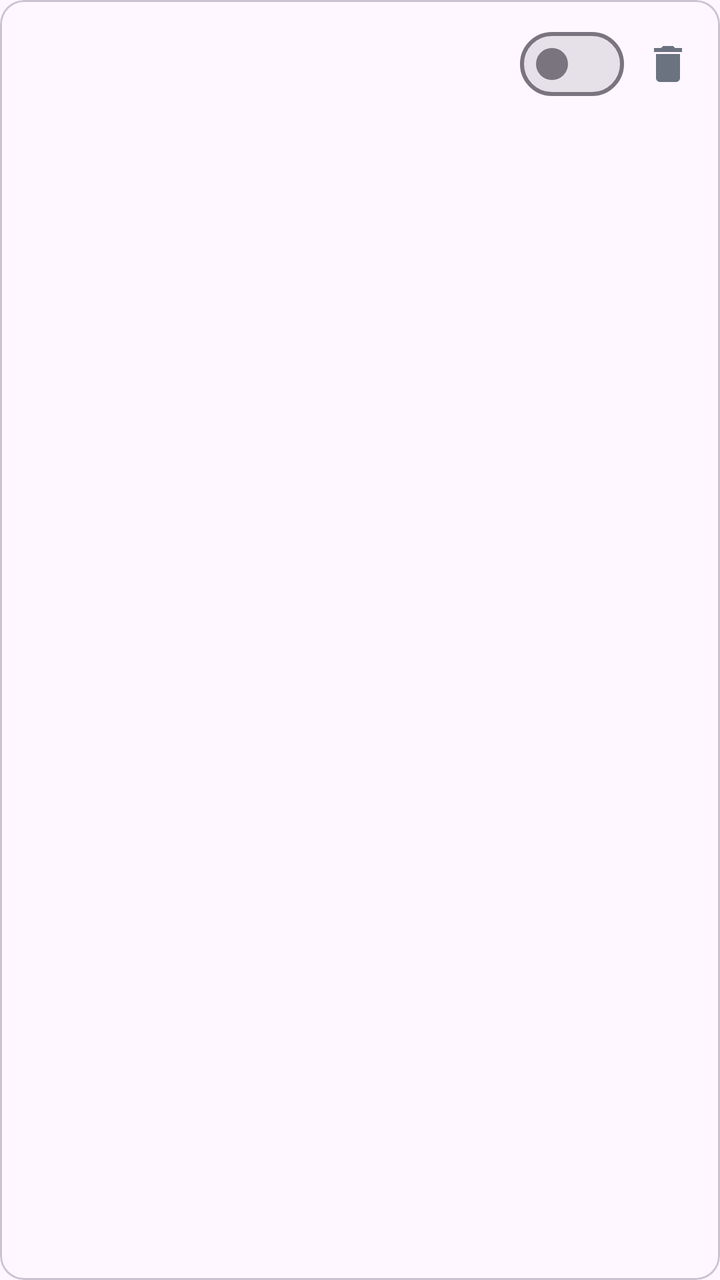
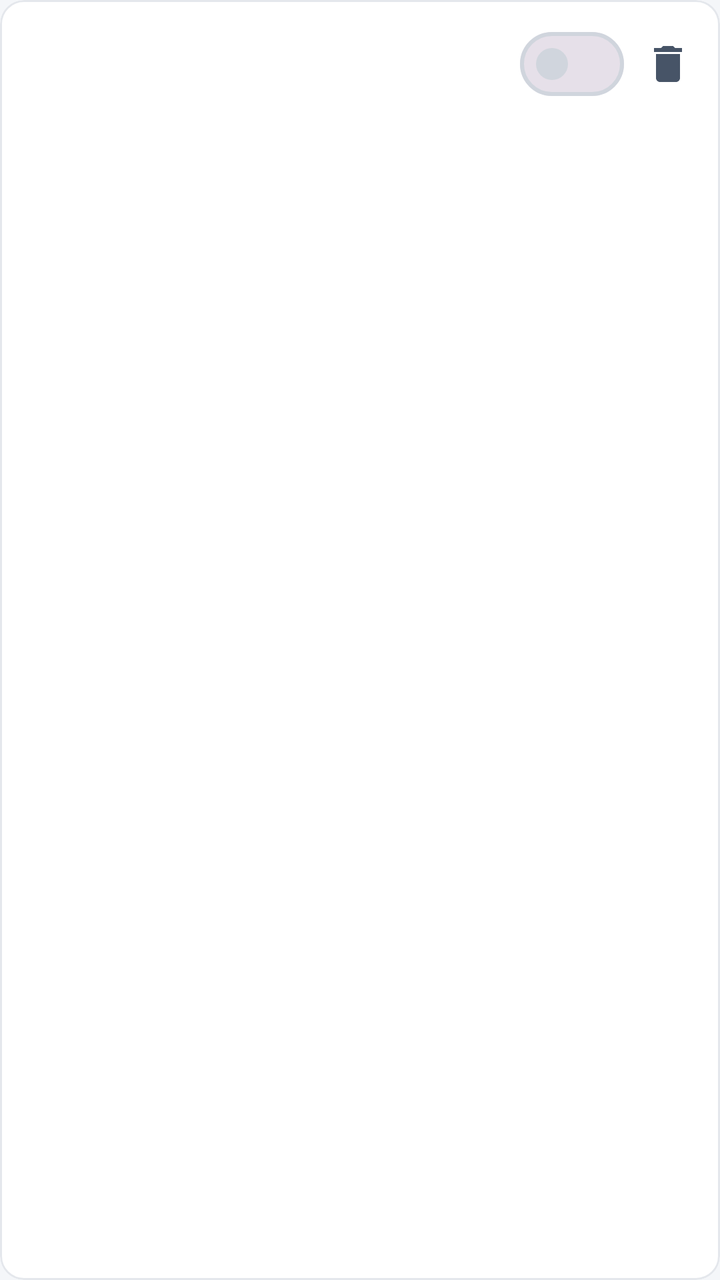

Before-and-after screenshots of an Android layout around one commit, followed by the original layout XML and the change that was made.
<!-- AndroidManifest.xml: application theme Theme.PKotlinApp -->
<!-- res/layout/item_rule.xml -->
<?xml version="1.0" encoding="utf-8"?>
<com.google.android.material.card.MaterialCardView xmlns:android="http://schemas.android.com/apk/res/android"
    xmlns:app="http://schemas.android.com/apk/res-auto"
    android:layout_width="match_parent"
    android:layout_height="wrap_content"
    android:layout_marginBottom="8dp"
    app:cardCornerRadius="12dp"
    app:cardElevation="0dp">

    <LinearLayout
        android:layout_width="match_parent"
        android:layout_height="wrap_content"
        android:gravity="center_vertical"
        android:orientation="horizontal"
        android:paddingStart="14dp"
        android:paddingTop="8dp"
        android:paddingEnd="4dp"
        android:paddingBottom="8dp">

        <LinearLayout
            android:layout_width="0dp"
            android:layout_height="wrap_content"
            android:layout_weight="1"
            android:orientation="vertical">

            <TextView
                android:id="@+id/ruleTitle"
                android:layout_width="match_parent"
                android:layout_height="wrap_content"
                android:textAppearance="?attr/textAppearanceTitleSmall" />

            <TextView
                android:id="@+id/ruleDetail"
                android:layout_width="match_parent"
                android:layout_height="wrap_content"
                android:layout_marginTop="2dp"
                android:textAppearance="?attr/textAppearanceBodySmall"
                android:textColor="@color/text_secondary" />
        </LinearLayout>

        <com.google.android.material.materialswitch.MaterialSwitch
            android:id="@+id/ruleSwitch"
            android:layout_width="wrap_content"
            android:layout_height="wrap_content" />

        <ImageButton
            android:id="@+id/deleteRuleButton"
            android:layout_width="44dp"
            android:layout_height="44dp"
            android:background="?attr/selectableItemBackgroundBorderless"
            android:contentDescription="@string/action_delete"
            android:src="@drawable/ic_delete"
            app:tint="@color/text_secondary" />

    </LinearLayout>

</com.google.android.material.card.MaterialCardView>
<!-- resources referenced by this layout -->
<resources>
  <color name="text_secondary">#6B7280</color>
  <style name="Theme.PKotlinApp" parent="Theme.Material3.DayNight.NoActionBar">
          <item name="android:windowBackground">?attr/colorSurface</item>
      </style>
  <!-- unchanged entries left out for length: 2 -->
</resources>

<!-- the commit's change to res/layout/item_rule.xml (unified diff, before → after) -->
@@ -1,5 +1,6 @@
 <?xml version="1.0" encoding="utf-8"?>
-<com.google.android.material.card.MaterialCardView xmlns:android="http://schemas.android.com/apk/res/android"
+<com.google.android.material.card.MaterialCardView
+    style="@style/Widget.App.Card" xmlns:android="http://schemas.android.com/apk/res/android"
     xmlns:app="http://schemas.android.com/apk/res-auto"
     android:layout_width="match_parent"
     android:layout_height="wrap_content"
@@ -27,14 +28,14 @@
                 android:id="@+id/ruleTitle"
                 android:layout_width="match_parent"
                 android:layout_height="wrap_content"
-                android:textAppearance="?attr/textAppearanceTitleSmall" />
+                android:textAppearance="@style/TextAppearance.App.Callout" />
 
             <TextView
                 android:id="@+id/ruleDetail"
                 android:layout_width="match_parent"
                 android:layout_height="wrap_content"
                 android:layout_marginTop="2dp"
-                android:textAppearance="?attr/textAppearanceBodySmall"
+                android:textAppearance="@style/TextAppearance.App.Caption"
                 android:textColor="@color/text_secondary" />
         </LinearLayout>
 
<!-- resource entries referenced after the edit -->
@@ -1,8 +1,123 @@
 <!-- resources referenced by this layout -->
 <resources>
-  <color name="text_secondary">#6B7280</color>
+  <color name="text_secondary">#475467</color>
+  <style name="TextAppearance.App.Callout" parent="@android:style/TextAppearance">
+          <item name="android:textSize">15sp</item>
+          <item name="android:textColor">@color/text_primary</item>
+          <item name="android:fontFamily">sans-serif-medium</item>
+          <item name="android:lineSpacingExtra">6dp</item>
+          <item name="android:lineSpacingMultiplier">1.0</item>
+      </style>
+  <style name="TextAppearance.App.Caption" parent="@android:style/TextAppearance">
+          <item name="android:textSize">13sp</item>
+          <item name="android:textColor">@color/text_secondary</item>
+          <item name="android:fontFamily">sans-serif</item>
+          <item name="android:lineSpacingExtra">5dp</item>
+          <item name="android:lineSpacingMultiplier">1.0</item>
+      </style>
+  <style name="Widget.App.Card" parent="Widget.Material3.CardView.Outlined">
+          <item name="cardBackgroundColor">@color/surface</item>
+          <item name="strokeColor">@color/divider</item>
+          <item name="strokeWidth">@dimen/stroke_1</item>
+          <item name="cardCornerRadius">@dimen/radius_12</item>
+          <item name="cardElevation">@dimen/elevation_0</item>
+          <item name="android:stateListAnimator">@null</item>
+          <item name="rippleColor">@color/overlay_pressed</item>
+      </style>
   <style name="Theme.PKotlinApp" parent="Theme.Material3.DayNight.NoActionBar">
-          <item name="android:windowBackground">?attr/colorSurface</item>
+          <item name="android:windowBackground">@color/canvas</item>
+          <item name="android:statusBarColor">@android:color/transparent</item>
+          <item name="android:navigationBarColor">@color/canvas</item>
+          <item name="android:colorAccent">@color/primary</item>
+  
+          <item name="colorPrimary">@color/primary</item>
+          <item name="colorOnPrimary">@color/on_primary</item>
+          <item name="colorPrimaryContainer">@color/chart_band</item>
+          <item name="colorOnPrimaryContainer">@color/primary_text</item>
+          <item name="colorSecondary">@color/primary</item>
+          <item name="colorOnSecondary">@color/on_primary</item>
+          <item name="colorSurface">@color/surface</item>
+          <item name="colorSurfaceVariant">@color/surface_sunken</item>
+          <item name="colorOnSurface">@color/text_primary</item>
+          <item name="colorOnSurfaceVariant">@color/text_secondary</item>
+          <item name="colorOutline">@color/border</item>
+          <item name="colorError">@color/danger</item>
+          <item name="colorErrorContainer">@color/danger_bg</item>
+          <item name="colorOnErrorContainer">@color/danger</item>
+          <item name="android:textColorPrimary">@color/text_primary</item>
+          <item name="android:textColorSecondary">@color/text_secondary</item>
+          <item name="android:textColorHint">@color/text_tertiary</item>
+  
+          <item name="materialButtonStyle">@style/Widget.App.Button.Primary</item>
+          <item name="materialButtonOutlinedStyle">@style/Widget.App.Button.Secondary</item>
+          <item name="materialCardViewStyle">@style/Widget.App.Card</item>
+          <item name="chipStyle">@style/Widget.App.Chip</item>
+      </style>
+  <color name="text_primary">#101828</color>
+  <color name="surface">#FFFFFF</color>
+  <color name="divider">#E4E7EC</color>
+  <dimen name="stroke_1">1dp</dimen>
+  <dimen name="radius_12">12dp</dimen>
+  <dimen name="elevation_0">0dp</dimen>
+  <color name="overlay_pressed">#0F101828</color>
+  <color name="canvas">#F4F6F9</color>
+  <color name="primary">#175CD3</color>
+  <color name="on_primary">#FFFFFF</color>
+  <color name="chart_band">#E8EFFB</color>
+  <color name="primary_text">#175CD3</color>
+  <color name="surface_sunken">#EEF1F5</color>
+  <color name="border">#D0D5DD</color>
+  <color name="danger">#B42318</color>
+  <color name="danger_bg">#FEF3F2</color>
+  <color name="text_tertiary">#667085</color>
+  <style name="Widget.App.Button.Primary" parent="Widget.Material3.Button">
+          <item name="android:minHeight">@dimen/button_h</item>
+          <item name="android:insetTop">0dp</item>
+          <item name="android:insetBottom">0dp</item>
+          <item name="android:elevation">0dp</item>
+          <item name="android:textAppearance">@style/TextAppearance.App.Button</item>
+          <item name="backgroundTint">@color/btn_primary_bg</item>
+          <item name="android:textColor">@color/btn_primary_text</item>
+          <item name="cornerRadius">@dimen/radius_12</item>
+          <item name="rippleColor">@color/overlay_pressed</item>
+      </style>
+  <style name="Widget.App.Button.Secondary" parent="Widget.Material3.Button.OutlinedButton">
+          <item name="android:minHeight">@dimen/button_h</item>
+          <item name="android:insetTop">0dp</item>
+          <item name="android:insetBottom">0dp</item>
+          <item name="android:elevation">0dp</item>
+          <item name="android:textAppearance">@style/TextAppearance.App.Button</item>
+          <item name="backgroundTint">@android:color/transparent</item>
+          <item name="android:textColor">@color/btn_secondary_text</item>
+          <item name="strokeColor">@color/border_strong</item>
+          <item name="strokeWidth">@dimen/stroke_1</item>
+          <item name="cornerRadius">@dimen/radius_12</item>
+          <item name="rippleColor">@color/overlay_pressed</item>
+      </style>
+  <style name="Widget.App.Chip" parent="Widget.Material3.Chip.Filter">
+          <item name="chipBackgroundColor">@color/chip_bg</item>
+          <item name="chipStrokeColor">@color/chip_stroke</item>
+          <item name="chipStrokeWidth">@dimen/stroke_1</item>
+          <item name="android:textAppearance">@style/TextAppearance.App.Caption</item>
+          <item name="android:textColor">@color/chip_text</item>
+          <item name="chipMinHeight">@dimen/chip_h</item>
+          <item name="chipCornerRadius">@dimen/radius_pill</item>
+          <item name="checkedIconVisible">false</item>
+      </style>
+  <dimen name="button_h">48dp</dimen>
+  <style name="TextAppearance.App.Button" parent="@style/TextAppearance.App.Body">
+          <item name="android:fontFamily">sans-serif-medium</item>
+          <item name="android:lineSpacingExtra">0dp</item>
+      </style>
+  <color name="border_strong">#8A93A2</color>
+  <dimen name="chip_h">32dp</dimen>
+  <dimen name="radius_pill">999dp</dimen>
+  <style name="TextAppearance.App.Body" parent="@android:style/TextAppearance">
+          <item name="android:textSize">17sp</item>
+          <item name="android:textColor">@color/text_primary</item>
+          <item name="android:fontFamily">sans-serif</item>
+          <item name="android:lineSpacingExtra">7dp</item>
+          <item name="android:lineSpacingMultiplier">1.0</item>
       </style>
   <!-- unchanged entries left out for length: 2 -->
 </resources>
